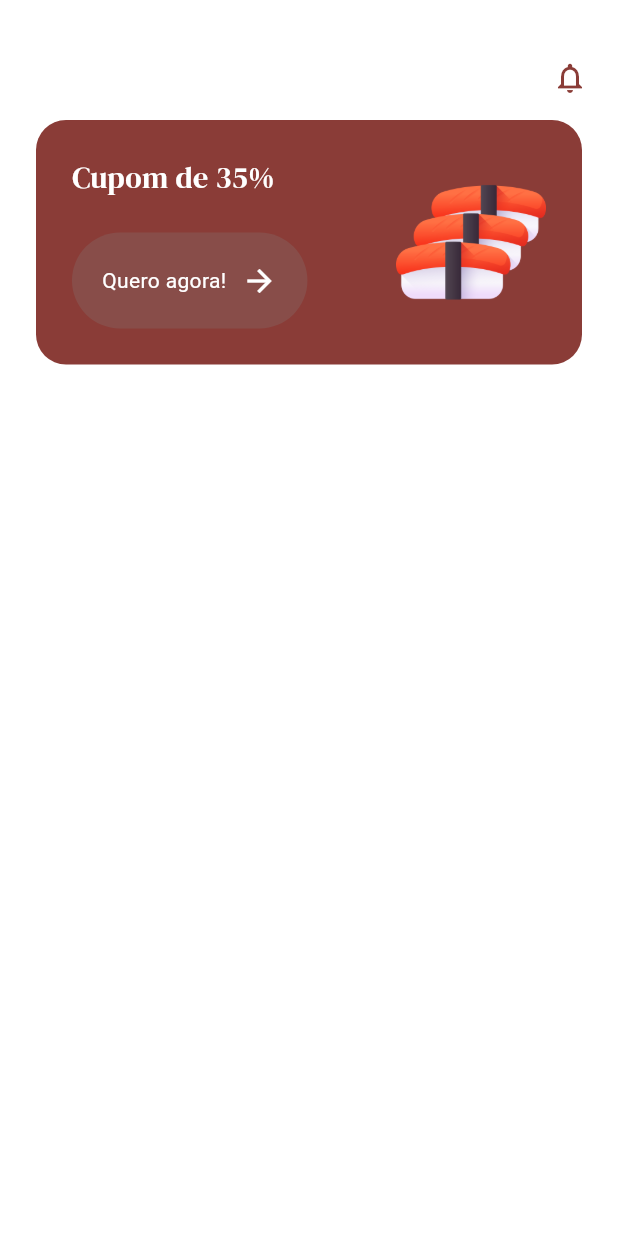
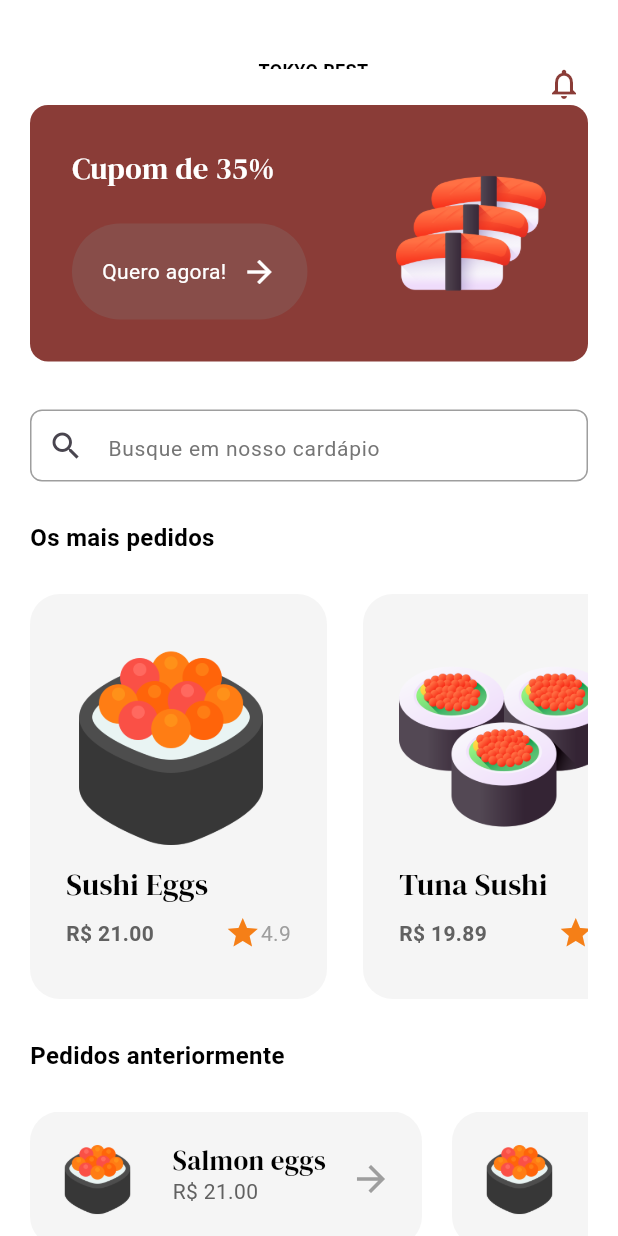
Before and after one commit to robertorzn/your-shop, a Flutter app: the MenuPage screen opened by its route, on a phone screen of 412 x 824 dp. Run offline on Flutter 3.47's test engine with Material 3 defaults, Android fonts, the phone set to English and light mode, and no system bars; our stand-ins replace google_fonts.

Commit message:
home page sem componentizacao

```diff
--- /dev/null
+++ b/lib/components/food_tile.dart
@@ -0,0 +1,75 @@
+import 'package:flutter/material.dart';
+import 'package:google_fonts/google_fonts.dart';
+import 'package:your_store/models/Food.dart';
+
+class FoodTile extends StatelessWidget {
+  final Food food;
+  final Function() onTap;
+  final bool isLast;
+  const FoodTile({
+    super.key,
+    required this.food,
+    required this.onTap,
+    required this.isLast,
+  });
+
+  @override
+  Widget build(BuildContext context) {
+    return GestureDetector(
+      onTap: onTap,
+      child: Container(
+        decoration: BoxDecoration(
+          color: Colors.grey[100],
+          borderRadius: BorderRadius.circular(20),
+        ),
+        margin: EdgeInsets.only(right: isLast ? 0 : 24),
+        padding: const EdgeInsets.all(24.0),
+        child: Column(
+          crossAxisAlignment: CrossAxisAlignment.start,
+          mainAxisAlignment: MainAxisAlignment.spaceEvenly,
+          children: [
+            Image.asset(
+              food.imagePath,
+              height: 140,
+            ),
+            Text(
+              food.name,
+              style: GoogleFonts.dmSerifDisplay(
+                fontSize: 20,
+              ),
+            ),
+            SizedBox(
+              width: 150,
+              child: Row(
+                mainAxisAlignment: MainAxisAlignment.spaceBetween,
+                children: [
+                  Text(
+                    'R\$ ${food.price}',
+                    style: TextStyle(
+                      fontWeight: FontWeight.bold,
+                      color: Colors.grey[700],
+                    ),
+                  ),
+                  Row(
+                    children: [
+                      Icon(
+                        Icons.star,
+                        color: Colors.yellow[900],
+                      ),
+                      Text(
+                        food.rating,
+                        style: const TextStyle(
+                          color: Colors.grey,
+                        ),
+                      ),
+                    ],
+                  ),
+                ],
+              ),
+            )
+          ],
+        ),
+      ),
+    );
+  }
+}
--- /dev/null
+++ b/lib/models/food.dart
@@ -0,0 +1,13 @@
+class Food {
+  String name;
+  String price;
+  String imagePath;
+  String rating;
+
+  Food({required this.name, required this.price, required this.imagePath, required this.rating});
+
+  String get _name => name;
+  String get _price => price;
+  String get _imagePath => imagePath;
+  String get _rating => rating;
+}
--- a/lib/pages/menu_page.dart
+++ b/lib/pages/menu_page.dart
@@ -1,6 +1,8 @@
 import 'package:flutter/material.dart';
 import 'package:google_fonts/google_fonts.dart';
 import 'package:your_store/components/button.dart';
+import 'package:your_store/components/food_tile.dart';
+import 'package:your_store/models/Food.dart';
 import 'package:your_store/theme/colors.dart';
 
 class MenuPage extends StatefulWidget {
@@ -11,17 +13,52 @@ class MenuPage extends StatefulWidget {
 }
 
 class _MenuPageState extends State<MenuPage> {
+  final List<Food> foodMenu = [
+    Food(
+        name: "Sushi Eggs",
+        price: "21.00",
+        imagePath: "lib/images/salmon_sushi.png",
+        rating: "4.9"),
+    Food(name: "Tuna Sushi", price: "19.89", imagePath: "lib/images/tuna_sushi.png", rating: "4.7"),
+    Food(
+        name: "Wrapper Sushi",
+        price: "22.00",
+        imagePath: "lib/images/embrulhado.png",
+        rating: "4.9"),
+    Food(name: "Salmon Sushi", price: "17.33", imagePath: "lib/images/salmon.png", rating: "4.8"),
+    Food(name: "Sushi", price: "13.45", imagePath: "lib/images/sushi_2.png", rating: "5.0"),
+  ];
+
+  void navigatetoFoodDetails(int index) {
+    print(index);
+  }
+
   @override
   Widget build(BuildContext context) {
     return Scaffold(
       appBar: PreferredSize(
-        preferredSize: const Size.fromHeight(kToolbarHeight + 24.0),
+        preferredSize: const Size.fromHeight(kToolbarHeight + 14),
         child: Container(
           // color: Colors.blue,
-          padding: const EdgeInsets.symmetric(vertical: 36.0, horizontal: 16.0),
+          padding: const EdgeInsets.only(left: 20, right: 20, top: 40, bottom: 24),
           child: Row(
             mainAxisAlignment: MainAxisAlignment.end,
+            crossAxisAlignment: CrossAxisAlignment.center,
             children: [
+              const Expanded(
+                child: Padding(
+                  padding: EdgeInsets.only(left: 40),
+                  child: Center(
+                    child: Text(
+                      'TOKYO REST.',
+                      style: TextStyle(
+                        fontWeight: FontWeight.bold,
+                        fontSize: 12,
+                      ),
+                    ),
+                  ),
+                ),
+              ),
               InkWell(
                 borderRadius: BorderRadius.circular(30),
                 splashColor: transparentEffectPrimaryColor,
@@ -38,15 +75,18 @@ class _MenuPageState extends State<MenuPage> {
           ),
         ),
       ),
-      body: Column(
+      body: SingleChildScrollView(
+        child: Padding(
+          padding: const EdgeInsets.only(left: 20, right: 20, bottom: 20),
+          child: Column(
+            crossAxisAlignment: CrossAxisAlignment.start,
             children: [
               Container(
                 decoration: BoxDecoration(
                   color: primaryColor,
-              borderRadius: BorderRadius.circular(20.0),
+                  borderRadius: BorderRadius.circular(12.0),
                 ),
-            margin: const EdgeInsets.symmetric(horizontal: 24.0),
-            padding: const EdgeInsets.all(24.0),
+                padding: const EdgeInsets.all(28.0),
                 child: Row(
                   mainAxisAlignment: MainAxisAlignment.spaceBetween,
                   children: [
@@ -74,7 +114,114 @@ class _MenuPageState extends State<MenuPage> {
                   ],
                 ),
               ),
+              const SizedBox(height: 32.0),
+              SizedBox(
+                height: 48,
+                child: TextField(
+                  decoration: InputDecoration(
+                    prefixIcon: const Icon(Icons.search),
+                    focusedBorder: OutlineInputBorder(
+                      borderSide: const BorderSide(color: Colors.grey),
+                      borderRadius: BorderRadius.circular(8),
+                    ),
+                    enabledBorder: OutlineInputBorder(
+                      borderSide: const BorderSide(color: Colors.grey),
+                      borderRadius: BorderRadius.circular(8),
+                    ),
+                    hintText: 'Busque em nosso cardápio',
+                    hintStyle: TextStyle(
+                      color: Colors.grey[600],
+                      fontSize: 14,
+                    ),
+                  ),
+                ),
+              ),
+              const SizedBox(height: 28.0),
+              const Text(
+                'Os mais pedidos',
+                style: TextStyle(
+                  fontWeight: FontWeight.bold,
+                  fontSize: 16,
+                ),
+              ),
+              const SizedBox(height: 28.0),
+              SizedBox(
+                height: 270,
+                child: ListView.builder(
+                  scrollDirection: Axis.horizontal,
+                  itemCount: foodMenu.length,
+                  itemBuilder: (context, index) => FoodTile(
+                    food: foodMenu[index],
+                    onTap: () => navigatetoFoodDetails(index),
+                    isLast: foodMenu.last == foodMenu[index],
+                  ),
+                ),
+              ),
+              const SizedBox(height: 28.0),
+              const Text(
+                'Pedidos anteriormente',
+                style: TextStyle(
+                  fontWeight: FontWeight.bold,
+                  fontSize: 16,
+                ),
+              ),
+              const SizedBox(height: 28.0),
+              SizedBox(
+                height: 90,
+                child: ListView.builder(
+                  scrollDirection: Axis.horizontal,
+                  itemCount: foodMenu.length,
+                  itemBuilder: (context, index) => Container(
+                    margin: EdgeInsets.only(right: foodMenu.last == foodMenu[index] ? 0 : 20),
+                    decoration: BoxDecoration(
+                      color: Colors.grey[100],
+                      borderRadius: BorderRadius.circular(20),
+                    ),
+                    // margin: const EdgeInsets.only(left: 25, right: 25, bottom: 25),
+                    padding: const EdgeInsets.all(20),
+                    child: Row(
+                      mainAxisAlignment: MainAxisAlignment.spaceBetween,
+                      children: [
+                        Row(
+                          children: [
+                            Image.asset(
+                              'lib/images/salmon_sushi.png',
+                              height: 60,
+                            ),
+                            const SizedBox(width: 25),
+                            Column(
+                              crossAxisAlignment: CrossAxisAlignment.start,
+                              children: [
+                                Text(
+                                  "Salmon eggs",
+                                  style: GoogleFonts.dmSerifDisplay(fontSize: 18),
+                                ),
+                                const SizedBox(width: 20),
+                                Text(
+                                  'R\$ 21.00',
+                                  style: TextStyle(color: Colors.grey[700]),
+                                )
                               ],
+                            ),
+                          ],
+                        ),
+                        const SizedBox(width: 16),
+                        InkWell(
+                          onTap: () {},
+                          child: const Icon(
+                            Icons.arrow_forward,
+                            color: Colors.grey,
+                            size: 28,
+                          ),
+                        )
+                      ],
+                    ),
+                  ),
+                ),
+              ),
+            ],
+          ),
+        ),
       ),
     );
   }
```
Lines whose indentation alone changed are shown as unchanged.
